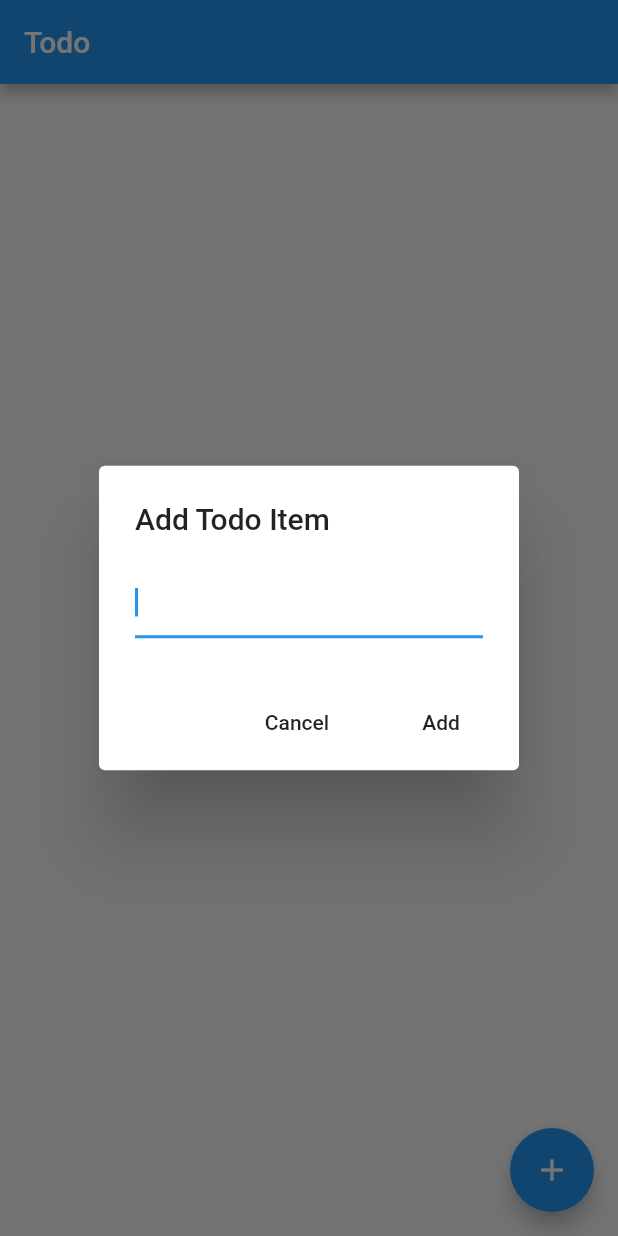
After one commit to quangta93/todo, a Flutter app: the screen it shows after launch, after a tap on the "add" icon, on a phone screen of 412 x 824 dp. The commit adds this screen. Run offline on Flutter 3.47's test engine with Material 2 defaults, Android fonts, the phone set to English and light mode, and no system bars.

Commit message:
refactor add dialog to its own file

```diff
--- /dev/null
+++ b/lib/add_dialog.dart
@@ -0,0 +1,56 @@
+import 'package:flutter/material.dart';
+
+
+enum ConfirmAction { cancel, add }
+
+class AddDialog extends StatefulWidget {
+  final Function onAdd;
+
+  AddDialog({ this.onAdd });
+
+  @override
+  _AddDialogState createState() => _AddDialogState();
+}
+
+class _AddDialogState extends State<AddDialog> {
+  final TextEditingController controller = TextEditingController();
+
+  @override
+  Widget build(BuildContext context) {
+    return AlertDialog(
+      title: Text('Add Todo Item'),
+      content: TextField(
+        controller: controller,
+        autofocus: true,
+      ),
+      actions: <Widget>[
+        FlatButton(
+          child: Text('Cancel'),
+          onPressed: () {
+            controller.clear();
+            Navigator.of(context).pop(ConfirmAction.cancel);
+          },
+        ),
+        FlatButton(
+          child: Text('Add'),
+          onPressed: () {
+            final text = controller.text;
+            controller.clear();
+
+            Navigator.of(context).pop(ConfirmAction.add);
+
+            if (widget.onAdd != null) {
+              widget.onAdd(text);
+            }
+          },
+        ),
+      ],
+    );
+  }
+
+  @override
+  void dispose() {
+    controller.dispose();
+    super.dispose();
+  }
+}
--- a/lib/todo.dart
+++ b/lib/todo.dart
@@ -23,6 +23,6 @@ class Todo {
 
   @override
   String toString() {
-    return 'id = $id; state = $state; text = $text';
+    return 'Todo(id = $id; state = $state; text = $text)';
   }
 }
```
Also changed, not shown: lib/home.dart (+7 -38 lines), 1 other file.
